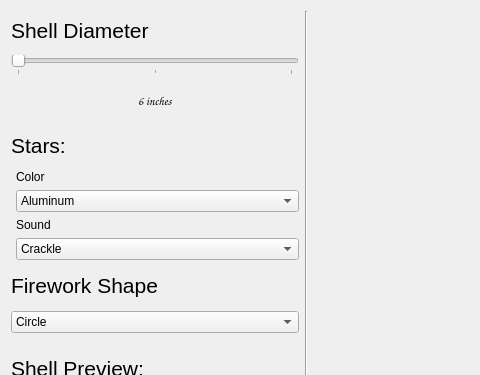
This is RocketWorks/FireworkSandbox.ui in rangusun/a8-edu-app-s23-team-rocket as Qt 5 draws it before an edit; both pictures show x 0 to 480 and y 0 to 375 of the 825 by 608 pixel window. The edited form follows.
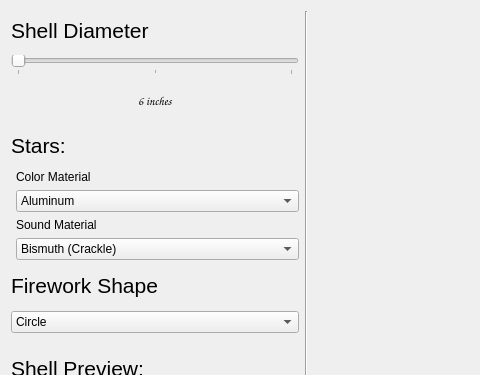
This is the edited form. Custom widgets are drawn as their Qt base class.

Diff of the .ui file:
```diff
--- a/RocketWorks/FireworkSandbox.ui
+++ b/RocketWorks/FireworkSandbox.ui
@@ -118,7 +118,7 @@
          <item>
           <widget class="QLabel" name="label_3">
            <property name="text">
-            <string>Color</string>
+            <string>Color Material</string>
            </property>
           </widget>
          </item>
@@ -184,7 +184,7 @@
          <item>
           <widget class="QLabel" name="label_4">
            <property name="text">
-            <string>Sound</string>
+            <string>Sound Material</string>
            </property>
           </widget>
          </item>
@@ -192,7 +192,7 @@
           <widget class="QComboBox" name="soundsDropdown">
            <item>
             <property name="text">
-             <string>Crackle</string>
+             <string>Bismuth (Crackle)</string>
             </property>
            </item>
            <item>
```
Left out of the diff: 8 changed lines with no effect on the pictures.
